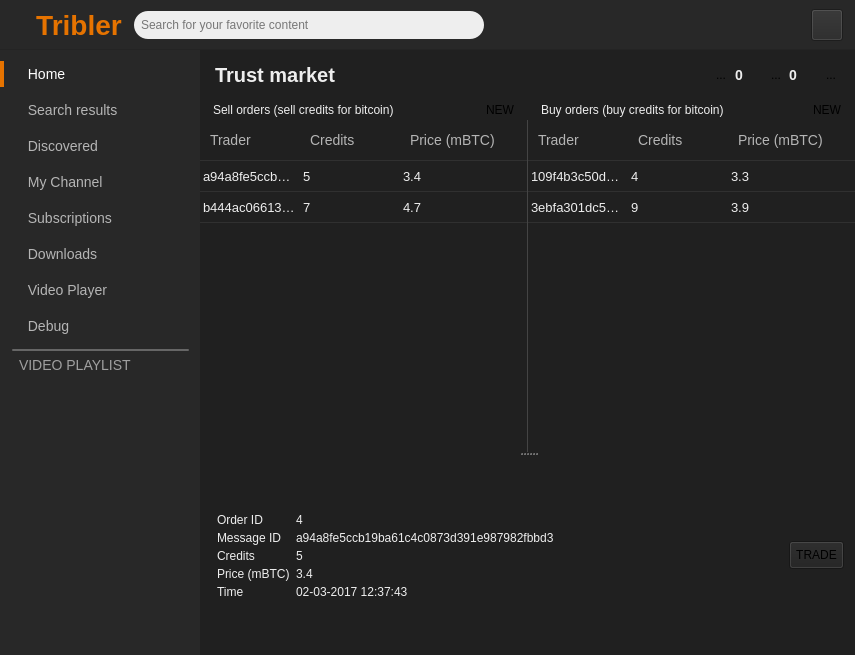
Above: TriblerGUI/qt_resources/mainwindow.ui from vwigmore/tribler before the change. Below: the same form after it.
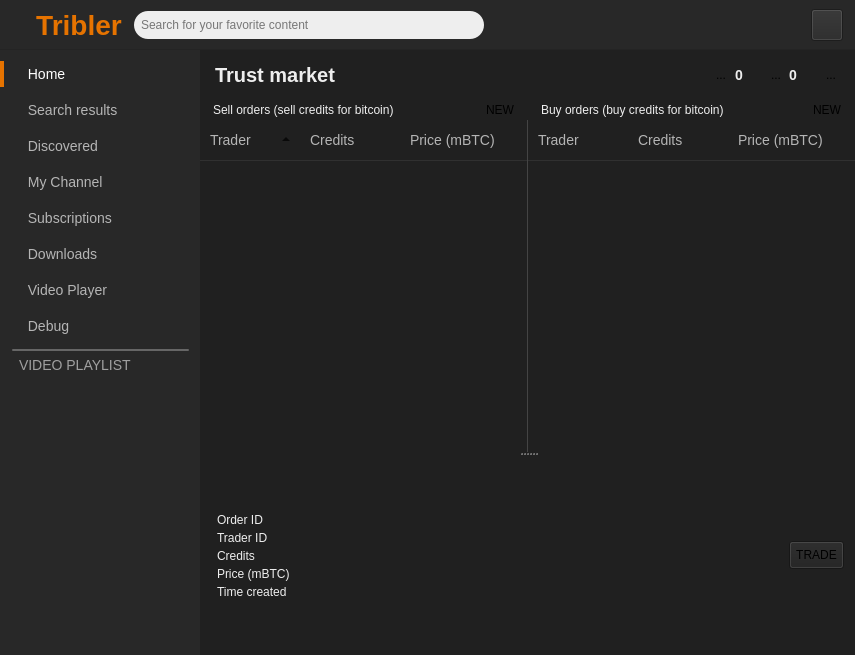
That is the form after the change. Icons and pictures are not drawn. Custom widgets are drawn as their Qt base class.

Commit message: First version in the GUI is now working

The edit to the form file:
```diff
--- a/TriblerGUI/qt_resources/mainwindow.ui
+++ b/TriblerGUI/qt_resources/mainwindow.ui
@@ -9585,6 +9585,9 @@
                       <property name="indentation">
                        <number>0</number>
                       </property>
+                      <property name="sortingEnabled">
+                       <bool>true</bool>
+                      </property>
                       <column>
                        <property name="text">
                         <string>Trader</string>
@@ -9600,28 +9603,6 @@
                         <string>Price (mBTC)</string>
                        </property>
                       </column>
-                      <item>
-                       <property name="text">
-                        <string>a94a8fe5ccb19ba61c4c0873d391e987982fbbd3</string>
-                       </property>
-                       <property name="text">
-                        <string>5</string>
-                       </property>
-                       <property name="text">
-                        <string>3.4</string>
-                       </property>
-                      </item>
-                      <item>
-                       <property name="text">
-                        <string>b444ac06613fc8d63795be9ad0beaf55011936ac</string>
-                       </property>
-                       <property name="text">
-                        <string>7</string>
-                       </property>
-                       <property name="text">
-                        <string>4.7</string>
-                       </property>
-                      </item>
                      </widget>
                     </item>
                    </layout>
@@ -9737,28 +9718,6 @@
                         <string>Price (mBTC)</string>
                        </property>
                       </column>
-                      <item>
-                       <property name="text">
-                        <string>109f4b3c50d7b0df729d299bc6f8e9ef9066971f</string>
-                       </property>
-                       <property name="text">
-                        <string>4</string>
-                       </property>
-                       <property name="text">
-                        <string>3.3</string>
-                       </property>
-                      </item>
-                      <item>
-                       <property name="text">
-                        <string>3ebfa301dc59196f18593c45e519287a23297589</string>
-                       </property>
-                       <property name="text">
-                        <string>9</string>
-                       </property>
-                       <property name="text">
-                        <string>3.9</string>
-                       </property>
-                      </item>
                      </widget>
                     </item>
                    </layout>
@@ -9811,21 +9770,21 @@
                     <item row="0" column="1">
                      <widget class="QLabel" name="label_57">
                       <property name="text">
-                       <string>4</string>
+                       <string/>
                       </property>
                      </widget>
                     </item>
                     <item row="1" column="0">
                      <widget class="QLabel" name="label_53">
                       <property name="text">
-                       <string>Message ID</string>
+                       <string>Trader ID</string>
                       </property>
                      </widget>
                     </item>
                     <item row="1" column="1">
                      <widget class="QLabel" name="label_58">
                       <property name="text">
-                       <string>a94a8fe5ccb19ba61c4c0873d391e987982fbbd3</string>
+                       <string/>
                       </property>
                      </widget>
                     </item>
@@ -9846,28 +9805,28 @@
                     <item row="4" column="0">
                      <widget class="QLabel" name="label_56">
                       <property name="text">
-                       <string>Time</string>
+                       <string>Time created</string>
                       </property>
                      </widget>
                     </item>
                     <item row="2" column="1">
                      <widget class="QLabel" name="label_60">
                       <property name="text">
-                       <string>5</string>
+                       <string/>
                       </property>
                      </widget>
                     </item>
                     <item row="3" column="1">
                      <widget class="QLabel" name="label_59">
                       <property name="text">
-                       <string>3.4</string>
+                       <string/>
                       </property>
                      </widget>
                     </item>
                     <item row="4" column="1">
                      <widget class="QLabel" name="label_61">
                       <property name="text">
-                       <string>02-03-2017 12:37:43</string>
+                       <string/>
                       </property>
                      </widget>
                     </item>
```
Left out of the diff: 15 changed lines with no effect on the pictures. The commit also changes 6 other files.
